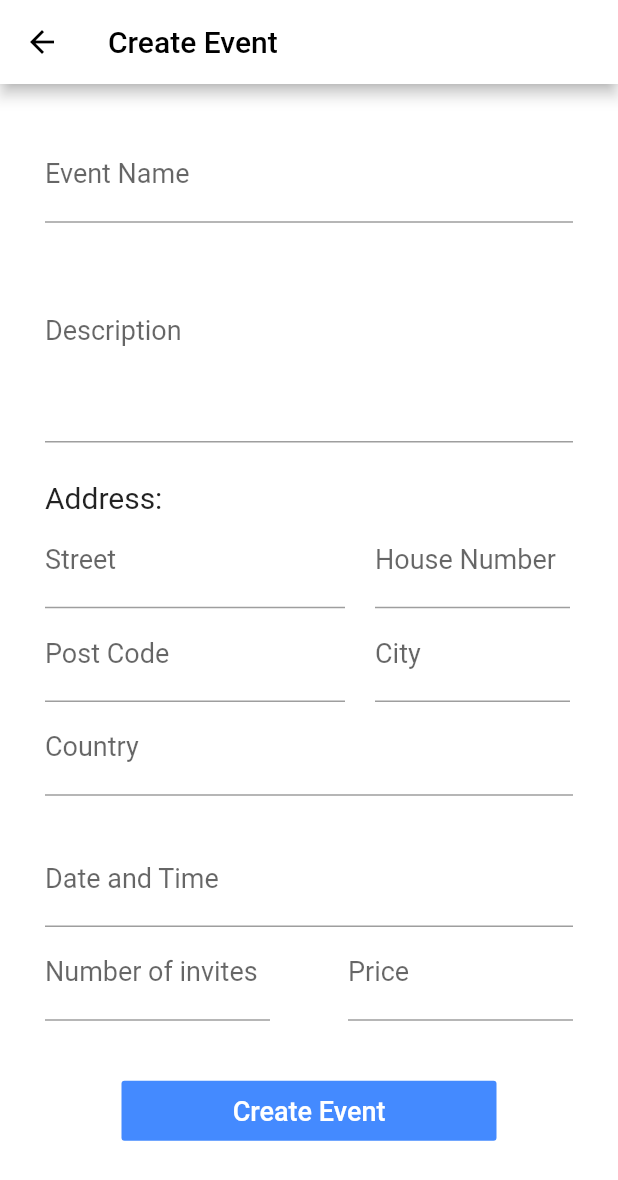
After one commit to Pizajolo/say_yes_app, a Flutter app: the AddEventPage screen opened directly, on a phone screen of 412 x 824 dp. The commit adds this screen. Shown: the top 1180 px of the screen. Run offline on Flutter 3.47's test engine with Material 2 defaults, Android fonts, the phone set to English and light mode, and no system bars; drawn by our look-alikes of datetime_picker_formfield; our stand-ins replace cached_network_image, cloud_firestore, firebase_auth, firebase_storage, flutter_image_compress, image_picker; accounts and stored records are empty.

Commit message:
Added layout for create new event

```diff
--- /dev/null
+++ b/lib/models/event_model.dart
@@ -0,0 +1,36 @@
+import 'package:cloud_firestore/cloud_firestore.dart';
+
+class Event {
+  final String id;
+  final String eventName;
+  final String description;
+  final String type;
+  final String hostId;
+  final Map address;
+  final GeoPoint location;
+  final DateTime date;
+  final List guests;
+  final int guestNumber;
+  final bool active;
+  final int price;
+
+
+  Event({this.id, this.eventName, this.description,this.type, this.hostId, this.address, this.location, this.date, this.guests, this.guestNumber, this.active, this.price});
+
+  factory Event.fromDoc(DocumentSnapshot doc){
+    return Event(
+      id: doc.documentID,
+      eventName: doc['eventName'],
+      description: doc['description'],
+      type: doc['type'],
+      hostId: doc['hostId'],
+      address: doc['address'],
+      location: doc['location'],
+      date: doc['date'],
+      guests: doc['guests'] ?? [doc.documentID],
+      guestNumber: doc['guestNumber'],
+      active: doc['active'],
+      price: doc['price'],
+    );
+  }
+}
--- a/lib/pages/activity_page.dart
+++ b/lib/pages/activity_page.dart
@@ -16,7 +16,7 @@ class _ActivityPageState extends State<ActivityPage> {
             style: TextStyle(
                 color: Colors.blueAccent,
                 fontWeight: FontWeight.bold,
-                fontSize: 35.0),
+                fontSize: 30.0),
           )),
       body: Center(
         child: Text(
--- /dev/null
+++ b/lib/pages/add_event_page.dart
@@ -0,0 +1,290 @@
+import 'dart:io';
+import 'package:flutter/services.dart';
+import 'package:intl/intl.dart';
+import 'package:datetime_picker_formfield/datetime_picker_formfield.dart';
+import 'package:cached_network_image/cached_network_image.dart';
+import 'package:cloud_firestore/cloud_firestore.dart';
+import 'package:datetime_picker_formfield/datetime_picker_formfield.dart';
+import 'package:flutter/material.dart';
+import 'package:provider/provider.dart';
+import 'package:say_yes_app/models/user_model.dart';
+import 'package:say_yes_app/services/database_service.dart';
+import 'package:say_yes_app/services/storage_service.dart';
+import 'package:say_yes_app/models/user_data.dart';
+import 'package:uuid/uuid.dart';
+
+class AddEventPage extends StatefulWidget {
+  @override
+  _AddEventPageState createState() => _AddEventPageState();
+}
+
+class _AddEventPageState extends State<AddEventPage> {
+  final _formKey = GlobalKey<FormState>();
+  String _eventName;
+  String _description;
+  String _type;
+  String _hostId;
+  Map _address;
+  String _houseNumber;
+  String _street;
+  String _postcode;
+  String _city;
+  String _country;
+  GeoPoint _location;
+  DateTime _date;
+  List _guests;
+  int _guestNumber;
+  bool _active;
+  int _price;
+  bool _isLoading = false;
+
+  @override
+  void initState() {
+    super.initState();
+  }
+
+  _submit() async {
+    if (_formKey.currentState.validate() && !_isLoading) {
+      _formKey.currentState.save();
+
+      setState(() {
+        _isLoading = true;
+      });
+      _hostId = Provider.of<UserData>(context).currentUserId;
+      _guests = [Provider.of<UserData>(context).currentUserId];
+      String _eventId = Uuid().v4();
+
+      Navigator.pop(context);
+    }
+  }
+
+  @override
+  Widget build(BuildContext context) {
+    return Scaffold(
+      backgroundColor: Colors.white,
+      appBar: AppBar(
+        backgroundColor: Colors.white,
+        title: Text('Create Event', style: TextStyle(color: Colors.black)),
+      ),
+      body: GestureDetector(
+        onTap: () => FocusScope.of(context).unfocus(),
+        child: ListView(
+          children: <Widget>[
+            _isLoading
+                ? LinearProgressIndicator(
+                    backgroundColor: Colors.black,
+                    valueColor: AlwaysStoppedAnimation(Colors.blueAccent),
+                  )
+                : SizedBox.shrink(),
+            Padding(
+              padding: const EdgeInsets.all(30.0),
+              child: Form(
+                key: _formKey,
+                child: Column(
+                  children: <Widget>[
+                    TextFormField(
+                      initialValue: _eventName,
+                      style: TextStyle(fontSize: 18.0),
+                      decoration: InputDecoration(
+                        labelText: 'Event Name',
+                      ),
+                      validator: (input) => input.trim().length < 1
+                          ? 'Please enter a valid event name'
+                          : null,
+                      onSaved: (input) => _eventName = input,
+                    ),
+                    TextFormField(
+                      initialValue: _description,
+                      keyboardType: TextInputType.multiline,
+                      maxLines: 5,
+                      style: TextStyle(fontSize: 18.0),
+                      decoration: InputDecoration(
+                        labelText: 'Description',
+                      ),
+                      validator: (input) => input.trim().length < 50
+                          ? 'Please enter more than 50 characters'
+                          : null,
+                      onSaved: (input) => _description = input,
+                    ),
+                    Padding(
+                      padding: const EdgeInsets.symmetric(vertical: 25.0),
+                      child: Column(
+                        crossAxisAlignment: CrossAxisAlignment.start,
+                        children: <Widget>[
+                          Text(
+                            'Address:',
+                            style: TextStyle(fontSize: 20.0),
+                          ),
+                          Row(
+                            children: <Widget>[
+                              Container(
+                                width: 200.0,
+                                child: TextFormField(
+                                  initialValue: _street,
+                                  style: TextStyle(fontSize: 18.0),
+                                  decoration: InputDecoration(
+                                    labelText: 'Street',
+                                  ),
+                                  validator: (input) => input.trim().length < 5
+                                      ? 'Please enter a valid street name'
+                                      : null,
+                                  onSaved: (input) => _street = input,
+                                ),
+                              ),
+                              SizedBox(
+                                width: 20.0,
+                              ),
+                              Container(
+                                width: 130.0,
+                                child: TextFormField(
+                                  initialValue: _houseNumber,
+                                  style: TextStyle(fontSize: 18.0),
+                                  decoration: InputDecoration(
+                                    labelText: 'House Number',
+                                  ),
+                                  validator: (input) => input.trim().length < 1
+                                      ? 'Please enter a valid house number'
+                                      : null,
+                                  onSaved: (input) => _houseNumber = input,
+                                ),
+                              ),
+                            ],
+                          ),
+                          Row(
+                            children: <Widget>[
+                              Container(
+                                width: 200.0,
+                                child: TextFormField(
+                                  initialValue: _postcode,
+                                  style: TextStyle(fontSize: 18.0),
+                                  decoration: InputDecoration(
+                                    labelText: 'Post Code',
+                                  ),
+                                  validator: (input) => input.trim().length < 5
+                                      ? 'Please enter a valid post code'
+                                      : null,
+                                  onSaved: (input) => _postcode = input,
+                                ),
+                              ),
+                              SizedBox(
+                                width: 20.0,
+                              ),
+                              Container(
+                                width: 130.0,
+                                child: TextFormField(
+                                  initialValue: _city,
+                                  style: TextStyle(fontSize: 18.0),
+                                  decoration: InputDecoration(
+                                    labelText: 'City',
+                                  ),
+                                  validator: (input) => input.trim().length < 3
+                                      ? 'Please enter a valid city name'
+                                      : null,
+                                  onSaved: (input) => _city = input,
+                                ),
+                              ),
+                            ],
+                          ),
+                          TextFormField(
+                            initialValue: _country,
+                            style: TextStyle(fontSize: 18.0),
+                            decoration: InputDecoration(
+                              labelText: 'Country',
+                            ),
+                            validator: (input) => input.trim().length < 1
+                                ? 'Please enter a valid country name'
+                                : null,
+                            onSaved: (input) => _country = input,
+                          ),
+                        ],
+                      ),
+                    ),
+                    DateTimeField(
+                      style: TextStyle(fontSize: 18.0),
+                      decoration: InputDecoration(
+                        labelText: 'Date and Time',
+                      ),
+                      format: DateFormat("yyyy-MM-dd HH:mm"),
+                      onShowPicker: (context, currentValue) async {
+                        final date = await showDatePicker(
+                            context: context,
+                            firstDate: DateTime(1900),
+                            initialDate: currentValue ?? DateTime.now(),
+                            lastDate: DateTime(2100));
+                        if (date != null) {
+                          final time = await showTimePicker(
+                            context: context,
+                            initialTime: TimeOfDay.fromDateTime(
+                                currentValue ?? DateTime.now()),
+                          );
+                          return DateTimeField.combine(date, time);
+                        } else {
+                          return currentValue;
+                        }
+                      },
+                      onSaved: (input) => _date,
+                    ),
+                    Row(
+                      mainAxisAlignment: MainAxisAlignment.spaceBetween,
+                      children: <Widget>[
+                        Container(
+                          width: 150.0,
+                          child: TextFormField(
+                            keyboardType: TextInputType.number,
+                            style: TextStyle(fontSize: 18.0),
+                            decoration: InputDecoration(
+                              labelText: 'Number of invites',
+                            ),
+                            inputFormatters: <TextInputFormatter>[
+                              WhitelistingTextInputFormatter.digitsOnly
+                            ],
+                            validator: (input) => input.trim().length < 1
+                                ? 'Please enter a valid number'
+                                : null,
+                            onSaved: (input) =>
+                                _guestNumber = num.tryParse(input),
+                          ),
+                        ),
+                        Container(
+                          width: 150.0,
+                          child: TextFormField(
+                            keyboardType: TextInputType.number,
+                            style: TextStyle(fontSize: 18.0),
+                            decoration: InputDecoration(
+                              labelText: 'Price',
+                            ),
+                            inputFormatters: <TextInputFormatter>[
+                              WhitelistingTextInputFormatter.digitsOnly
+                            ],
+                            validator: (input) => input.trim().length < 1
+                                ? 'Please enter a valid price'
+                                : null,
+                            onSaved: (input) =>
+                            _guestNumber = num.tryParse(input),
+                          ),
+                        ),
+                      ],
+                    ),
+                    Container(
+                        margin: EdgeInsets.all(40.0),
+                        height: 40.0,
+                        width: 250.0,
+                        child: FlatButton(
+                          onPressed: _submit,
+                          color: Colors.blueAccent,
+                          textColor: Colors.white,
+                          child: Text(
+                            'Create Event',
+                            style: TextStyle(fontSize: 18.0),
+                          ),
+                        ))
+                  ],
+                ),
+              ),
+            ),
+          ],
+        ),
+      ),
+    );
+  }
+}
--- a/lib/pages/create_event_page.dart
+++ b/lib/pages/create_event_page.dart
@@ -1,4 +1,5 @@
 import 'package:flutter/material.dart';
+import 'package:say_yes_app/pages/add_event_page.dart';
 
 class CreateEventPage extends StatefulWidget {
   @override
@@ -16,11 +17,18 @@ class _CreateEventPageState extends State<CreateEventPage> {
             style: TextStyle(
                 color: Colors.blueAccent,
                 fontWeight: FontWeight.bold,
-                fontSize: 35.0),
-          )),
+                fontSize: 30.0),
+          ),
+        actions: <Widget>[
+          IconButton(
+            color: Colors.blueAccent,
+            icon: Icon(Icons.add),
+            onPressed: () => Navigator.push(context, MaterialPageRoute(builder: (_) => AddEventPage())),
+          )
+        ],),
       body: Center(
         child: Text(
-          'CreateEvent Page',
+          'Create a new Event',
         ),
       ),
     );
--- a/lib/pages/feed_page.dart
+++ b/lib/pages/feed_page.dart
@@ -19,7 +19,7 @@ class _FeedPageState extends State<FeedPage> {
             style: TextStyle(
                 color: Colors.blueAccent,
                 fontWeight: FontWeight.bold,
-                fontSize: 35.0),
+                fontSize: 30.0),
           )),
       backgroundColor: Colors.blue,
       body: Center(
--- a/lib/pages/profile_page.dart
+++ b/lib/pages/profile_page.dart
@@ -26,7 +26,7 @@ class _ProfilePageState extends State<ProfilePage> {
             style: TextStyle(
                 color: Colors.blueAccent,
                 fontWeight: FontWeight.bold,
-                fontSize: 35.0),
+                fontSize: 30.0),
           )),
       backgroundColor: Colors.white,
       body: FutureBuilder(
--- a/lib/services/database_service.dart
+++ b/lib/services/database_service.dart
@@ -1,4 +1,5 @@
 import 'package:cloud_firestore/cloud_firestore.dart';
+import 'package:say_yes_app/models/event_model.dart';
 import 'package:say_yes_app/utilities/constants.dart';
 import 'package:say_yes_app/models/user_model.dart';
 
@@ -16,4 +17,20 @@ class DatabaseService{
     Future<QuerySnapshot> users = usersRef.where('username', isGreaterThanOrEqualTo: name).getDocuments();
     return users;
   }
+
+  static void createEvent(Event event) {
+    eventRef.document(event.id).setData({
+      'eventName': event.eventName,
+      'description': event.description,
+      'type': event.type,
+      'hostId': event.hostId,
+      'address': event.address,
+      'location': event.location,
+      'date': event.date,
+      'guests': event.guests,
+      'guestNumber': event.guestNumber,
+      'active': event.active,
+      'price': event.price,
+    });
+  }
 }
--- a/lib/utilities/constants.dart
+++ b/lib/utilities/constants.dart
@@ -4,3 +4,4 @@ import 'package:firebase_storage/firebase_storage.dart';
 final _firestore = Firestore.instance;
 final storageRef = FirebaseStorage.instance.ref();
 final usersRef = _firestore.collection('users');
+final eventRef = _firestore.collection("events");
--- a/pubspec.yaml
+++ b/pubspec.yaml
@@ -34,6 +34,8 @@ dependencies:
   path_provider: ^1.4.2
   uuid: ^2.0.4
   provider: ^3.1.0+1
+  geopoint: ^0.7.0
+  datetime_picker_formfield: ^0.4.3
 
 
 dev_dependencies:
```
Also changed, not shown: pubspec.lock.
